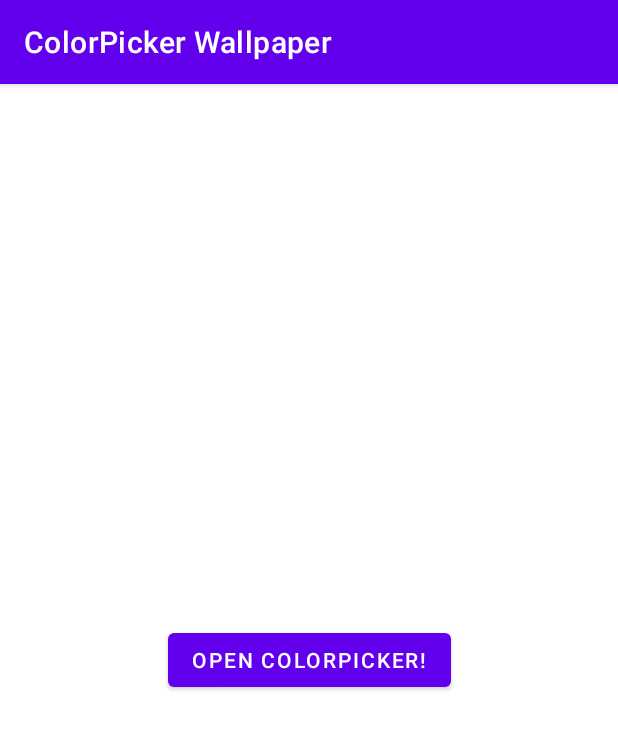
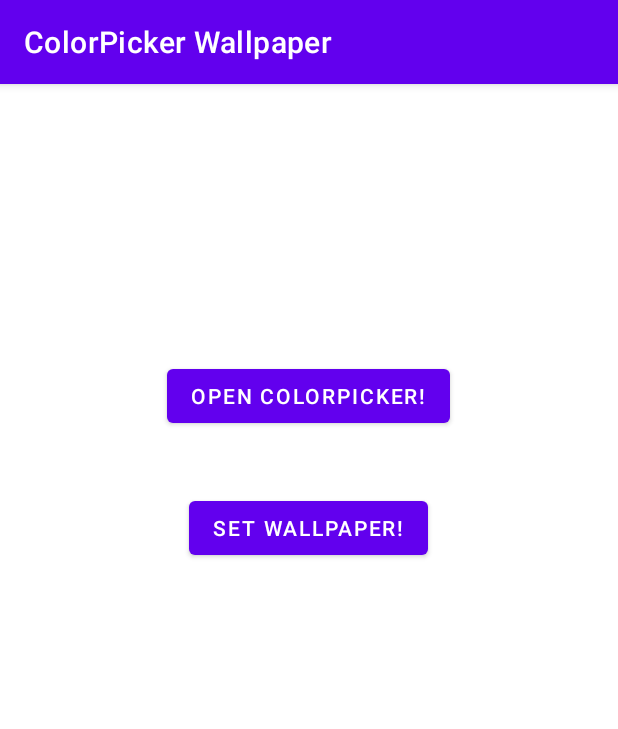
Before and after one commit to L-win/ColorpickerWallpaper, an Android app: the screen it shows after launch (MainActivity), on a phone screen of 412 x 824 dp. Shown: the top 729 px of the screen. Run offline under Robolectric (Android 15) with nearby library versions, the phone set to English and light mode, and no system bars; libraries missing offline, so code that uses them is left out: yuku.ambilwarna.

Commit message:
set wallpaper

```diff
--- a/app/src/main/AndroidManifest.xml
+++ b/app/src/main/AndroidManifest.xml
@@ -1,6 +1,9 @@
 <?xml version="1.0" encoding="utf-8"?>
 <manifest xmlns:android="http://schemas.android.com/apk/res/android"
     package="com.elvina.colorpickerwallpaper">
+    <uses-permission
+        android:name="android.permission.SET_WALLPAPER" />
+
 
     <application
         android:allowBackup="true"
--- a/app/src/main/java/com/elvina/colorpickerwallpaper/MainActivity.java
+++ b/app/src/main/java/com/elvina/colorpickerwallpaper/MainActivity.java
@@ -4,6 +4,7 @@ import androidx.appcompat.app.AppCompatActivity;
 import androidx.constraintlayout.widget.ConstraintLayout;
 import androidx.core.content.ContextCompat;
 
+import android.app.WallpaperManager;
 import android.graphics.Bitmap;
 import android.graphics.BitmapFactory;
 import android.graphics.Canvas;
@@ -13,14 +14,17 @@ import android.os.Bundle;
 import android.view.View;
 import android.widget.Button;
 import android.widget.ImageView;
+import android.widget.LinearLayout;
+import android.widget.Toast;
 
 import yuku.ambilwarna.AmbilWarnaDialog;
 
 public class MainActivity extends AppCompatActivity {
 
-    ConstraintLayout layout;
+    LinearLayout layout;
     int defaultColor;
-    Button button;
+    Button buttonColorPicker;
+    Button buttonSetWallpaper;
     ImageView imageView;
 
     Bitmap bitmap = null;
@@ -30,14 +34,25 @@ public class MainActivity extends AppCompatActivity {
     protected void onCreate(Bundle savedInstanceState) {
         super.onCreate(savedInstanceState);
         setContentView(R.layout.activity_main);
+
+        // PREPARE VIEWS
         layout = findViewById(R.id.layout);
         defaultColor = ContextCompat.getColor(MainActivity.this, R.color.design_default_color_primary);
         imageView = findViewById(R.id.image);
-        button = findViewById(R.id.button);
-        button.setOnClickListener(new View.OnClickListener() {
+        buttonColorPicker = findViewById(R.id.open_colorpicker);
+        buttonSetWallpaper = findViewById(R.id.set_wallpaper);
+
+        // SET BUTTONS
+        buttonColorPicker.setOnClickListener(new View.OnClickListener() {
             @Override
             public void onClick(View v) {
                 openColorPicker();
+            }
+        });
+        buttonSetWallpaper.setOnClickListener(new View.OnClickListener() {
+            @Override
+            public void onClick(View v) {
+                setWallpaper();
             }
         });
     }
@@ -52,25 +67,33 @@ public class MainActivity extends AppCompatActivity {
             @Override
             public void onOk(AmbilWarnaDialog dialog, int color) {
                 defaultColor = color;
-                layout.setBackgroundColor(defaultColor);
+//                layout.setBackgroundColor(defaultColor);
                 setColorDrawable();
-                imageView.setImageBitmap(getbitmap());
+                setbitmap();
+                imageView.setImageBitmap(bitmap);
             }
         });
         colorPicker.show();
     }
 
-    public Bitmap getbitmap() {
-        Bitmap bitmap = Bitmap.createBitmap(20, 20, Bitmap.Config.ARGB_8888);
+    public void setbitmap() {
+        bitmap = Bitmap.createBitmap(20, 20, Bitmap.Config.ARGB_8888);
         Canvas canvas = new Canvas(bitmap);
         cd.setBounds(0, 0, canvas.getWidth(), canvas.getHeight());
         cd.draw(canvas);
-        return bitmap;
     }
 
     public void setColorDrawable() {
         cd = new ColorDrawable(defaultColor);
     }
 
-
+    public void setWallpaper() {
+        WallpaperManager wallpaperManager = WallpaperManager.getInstance(getApplicationContext());
+        try {
+            wallpaperManager.setBitmap(bitmap);
+            Toast.makeText(this, "Done!", Toast.LENGTH_SHORT).show();
+        } catch (Exception e) {
+            Toast.makeText(this, "Error.", Toast.LENGTH_SHORT).show();
+        }
+    }
 }
--- a/app/src/main/res/layout/activity_main.xml
+++ b/app/src/main/res/layout/activity_main.xml
@@ -1,31 +1,39 @@
 <?xml version="1.0" encoding="utf-8"?>
-<androidx.constraintlayout.widget.ConstraintLayout xmlns:android="http://schemas.android.com/apk/res/android"
+<LinearLayout xmlns:android="http://schemas.android.com/apk/res/android"
     xmlns:app="http://schemas.android.com/apk/res-auto"
     xmlns:tools="http://schemas.android.com/tools"
     android:id="@+id/layout"
     android:layout_width="match_parent"
     android:layout_height="match_parent"
+    android:background="@color/white"
+    android:orientation="vertical"
+    android:padding="40dp"
     tools:context=".MainActivity">
-
-    <Button
-        android:id="@+id/button"
-        android:layout_width="wrap_content"
-        android:layout_height="wrap_content"
-        android:text="Open Colorpicker!"
-        app:layout_constraintBottom_toBottomOf="parent"
-        app:layout_constraintLeft_toLeftOf="parent"
-        app:layout_constraintRight_toRightOf="parent"
-        app:layout_constraintTop_toTopOf="parent" />
 
     <ImageView
         android:id="@+id/image"
         android:layout_width="100dp"
         android:layout_height="100dp"
+        android:layout_gravity="center"
         android:layout_marginTop="4dp"
-        app:layout_constraintEnd_toEndOf="parent"
-        app:layout_constraintHorizontal_bias="0.498"
-        app:layout_constraintStart_toStartOf="parent"
-        app:layout_constraintTop_toTopOf="parent"
-        android:background="@color/white"
-        />
-</androidx.constraintlayout.widget.ConstraintLayout>
+        android:background="@color/white" />
+
+    <Button
+        android:id="@+id/open_colorpicker"
+        android:layout_width="wrap_content"
+        android:layout_height="wrap_content"
+        android:layout_gravity="center"
+        android:layout_marginTop="40dp"
+        android:text="Open Colorpicker!" />
+
+    <Button
+        android:id="@+id/set_wallpaper"
+        android:layout_width="wrap_content"
+        android:layout_height="wrap_content"
+        android:layout_gravity="center"
+        android:layout_marginTop="40dp"
+        android:layout_marginBottom="276dp"
+        android:text="Set Wallpaper!" />
+
+
+</LinearLayout>
```
